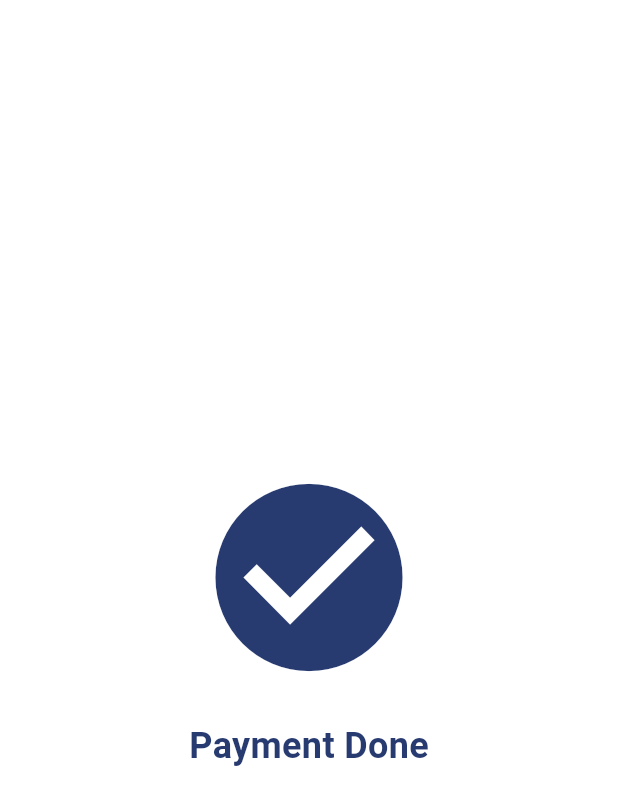
After one commit to JanaviMahadik/khanawal_app, a Flutter app: the PaymentDoneSplash screen opened directly, on a phone screen of 412 x 824 dp. The commit adds this screen. Shown: the top 805 px of the screen. Run offline on Flutter 3.47's test engine with Material 3 defaults, Android fonts, the phone set to English and light mode, and no system bars; our stand-ins replace cloud_firestore, file_picker, firebase_auth, firebase_core, firebase_storage, shared_preferences and 1 more; accounts and stored records are empty.

Commit message:
added a payment done splash screen

```diff
--- /dev/null
+++ b/lib/payment_done.dart
@@ -0,0 +1,52 @@
+import 'package:flutter/material.dart';
+import 'dart:async';
+import 'package:snippet_coder_utils/hex_color.dart';
+import 'customer_home_page.dart'; // Import the home page
+
+class PaymentDoneSplash extends StatefulWidget {
+  const PaymentDoneSplash({Key? key}) : super(key: key);
+
+  @override
+  _PaymentDoneSplashState createState() => _PaymentDoneSplashState();
+}
+
+class _PaymentDoneSplashState extends State<PaymentDoneSplash> {
+  @override
+  void initState() {
+    super.initState();
+    Timer(const Duration(seconds: 3), () {
+      Navigator.pushReplacement(
+        context,
+        MaterialPageRoute(builder: (context) => const CustomerHomePage()),
+      );
+    });
+  }
+
+  @override
+  Widget build(BuildContext context) {
+    return Scaffold(
+      backgroundColor: Colors.white,
+      body: Center(
+        child: Column(
+          mainAxisAlignment: MainAxisAlignment.center,
+          children: [
+            Icon(
+              Icons.check_circle,
+              color: HexColor("#283B71"),
+              size: 150.0,
+            ),
+            const SizedBox(height: 20.0),
+            Text(
+              'Payment Done',
+              style: TextStyle(
+                color: HexColor("#283B71"),
+                fontSize: 24.0,
+                fontWeight: FontWeight.bold,
+              ),
+            ),
+          ],
+        ),
+      ),
+    );
+  }
+}
```
Also changed, not shown: lib/cart_details.dart (+35 -6 lines).
